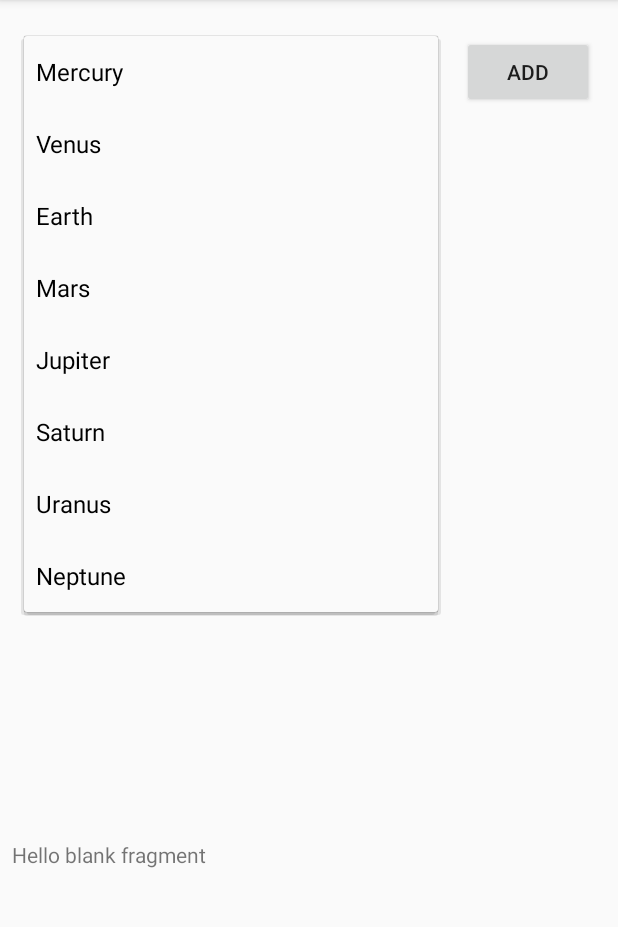
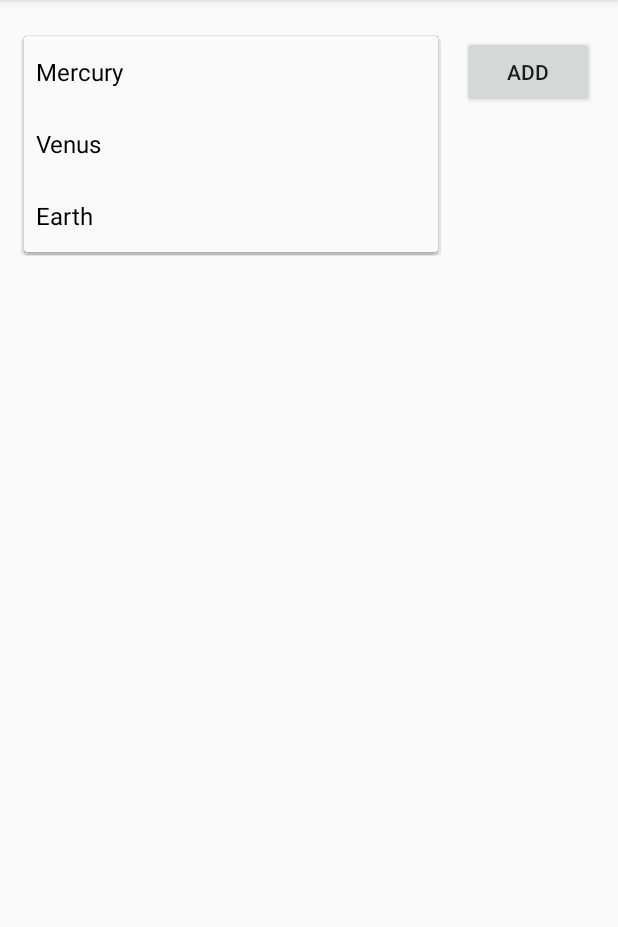
Before and after one commit to mkizhevsk/MySpace, an Android app: the PhonesActivity screen opened directly, with no data from a screen before it, after a tap on "Mercury", on a phone screen of 412 x 824 dp, the part 84-1011 px from its top. Run offline under Robolectric (Android 15) with nearby library versions, the light colour scheme and no system bars; 3 statements that could not run were skipped.

Commit message:
some changes

```diff
--- a/app/src/main/java/com/example/myspace/PhonesActivity.java
+++ b/app/src/main/java/com/example/myspace/PhonesActivity.java
@@ -27,8 +27,6 @@ public class PhonesActivity extends AppCompatActivity implements AdapterView.OnI
 
     BaseService baseService;
 
-//    List<Contact> contactList;
-
     private static final String TAG = "MainActivity";
 
     @Override
@@ -49,11 +47,10 @@ public class PhonesActivity extends AppCompatActivity implements AdapterView.OnI
     public void onItemSelected(AdapterView<?> parent, View view,
                                int pos, long id) {
 
-        Log.d(TAG, "onItemSelected");
+        Log.d(TAG, "onItemSelected " + pos);
     }
 
     public void onNothingSelected(AdapterView<?> parent) {
-
         Log.d(TAG, "onNothingSelected");
     }
 
--- a/app/src/main/java/com/example/myspace/data/fragment/PhonesFragment.java
+++ /dev/null
@@ -1,66 +0,0 @@
-package com.example.myspace.data.fragment;
-
-import android.os.Bundle;
-
-import androidx.fragment.app.Fragment;
-
-import android.view.LayoutInflater;
-import android.view.View;
-import android.view.ViewGroup;
-
-import com.example.myspace.R;
-
-/**
- * A simple {@link Fragment} subclass.
- * Use the {@link PhonesFragment#newInstance} factory method to
- * create an instance of this fragment.
- */
-public class PhonesFragment extends Fragment {
-
-    // TODO: Rename parameter arguments, choose names that match
-    // the fragment initialization parameters, e.g. ARG_ITEM_NUMBER
-    private static final String ARG_PARAM1 = "param1";
-    private static final String ARG_PARAM2 = "param2";
-
-    // TODO: Rename and change types of parameters
-    private String mParam1;
-    private String mParam2;
-
-    public PhonesFragment() {
-        // Required empty public constructor
-    }
-
-    /**
-     * Use this factory method to create a new instance of
-     * this fragment using the provided parameters.
-     *
-     * @param param1 Parameter 1.
-     * @param param2 Parameter 2.
-     * @return A new instance of fragment BlankFragment.
-     */
-    // TODO: Rename and change types and number of parameters
-    public static PhonesFragment newInstance(String param1, String param2) {
-        PhonesFragment fragment = new PhonesFragment();
-        Bundle args = new Bundle();
-        args.putString(ARG_PARAM1, param1);
-        args.putString(ARG_PARAM2, param2);
-        fragment.setArguments(args);
-        return fragment;
-    }
-
-    @Override
-    public void onCreate(Bundle savedInstanceState) {
-        super.onCreate(savedInstanceState);
-        if (getArguments() != null) {
-            mParam1 = getArguments().getString(ARG_PARAM1);
-            mParam2 = getArguments().getString(ARG_PARAM2);
-        }
-    }
-
-    @Override
-    public View onCreateView(LayoutInflater inflater, ViewGroup container,
-                             Bundle savedInstanceState) {
-        // Inflate the layout for this fragment
-        return inflater.inflate(R.layout.fragment_phones, container, false);
-    }
-}
--- a/app/src/main/res/layout/activity_phones.xml
+++ b/app/src/main/res/layout/activity_phones.xml
@@ -56,24 +56,9 @@
         android:layout_marginBottom="8dp"
         android:layout_marginLeft="8dp"
         android:layout_marginRight="8dp"
-        app:layout_constraintBottom_toTopOf="@id/fragment_phones"
-        app:layout_constraintHorizontal_bias="0.0"
+        app:layout_constraintBottom_toBottomOf="parent"
         app:layout_constraintLeft_toLeftOf="parent"
         app:layout_constraintRight_toRightOf="parent"
         app:layout_constraintTop_toBottomOf="@id/header" />
 
-    <fragment
-        android:id="@+id/fragment_phones"
-        android:name="com.example.myspace.data.fragment.PhonesFragment"
-        android:layout_width="0dp"
-        android:layout_height="200dp"
-        android:layout_marginBottom="8dp"
-        android:layout_marginLeft="8dp"
-        android:layout_marginRight="8dp"
-        app:layout_constraintBottom_toBottomOf="parent"
-        app:layout_constraintLeft_toLeftOf="parent"
-        app:layout_constraintRight_toRightOf="parent"
-        app:layout_constraintTop_toBottomOf="@id/list_items"
-        tools:layout="@layout/fragment_phones" />
-
 </androidx.constraintlayout.widget.ConstraintLayout>
--- a/app/src/main/res/layout/fragment_phones.xml
+++ /dev/null
@@ -1,14 +0,0 @@
-<?xml version="1.0" encoding="utf-8"?>
-<FrameLayout xmlns:android="http://schemas.android.com/apk/res/android"
-    xmlns:tools="http://schemas.android.com/tools"
-    android:layout_width="match_parent"
-    android:layout_height="match_parent"
-    tools:context=".data.fragment.PhonesFragment">
-
-    <!-- TODO: Update blank fragment layout -->
-    <TextView
-        android:layout_width="match_parent"
-        android:layout_height="match_parent"
-        android:text="@string/hello_blank_fragment" />
-
-</FrameLayout>
--- a/app/src/main/res/values/strings.xml
+++ b/app/src/main/res/values/strings.xml
@@ -8,10 +8,5 @@
         <item>Mercury</item>
         <item>Venus</item>
         <item>Earth</item>
-        <item>Mars</item>
-        <item>Jupiter</item>
-        <item>Saturn</item>
-        <item>Uranus</item>
-        <item>Neptune</item>
     </string-array>
 </resources>
```
